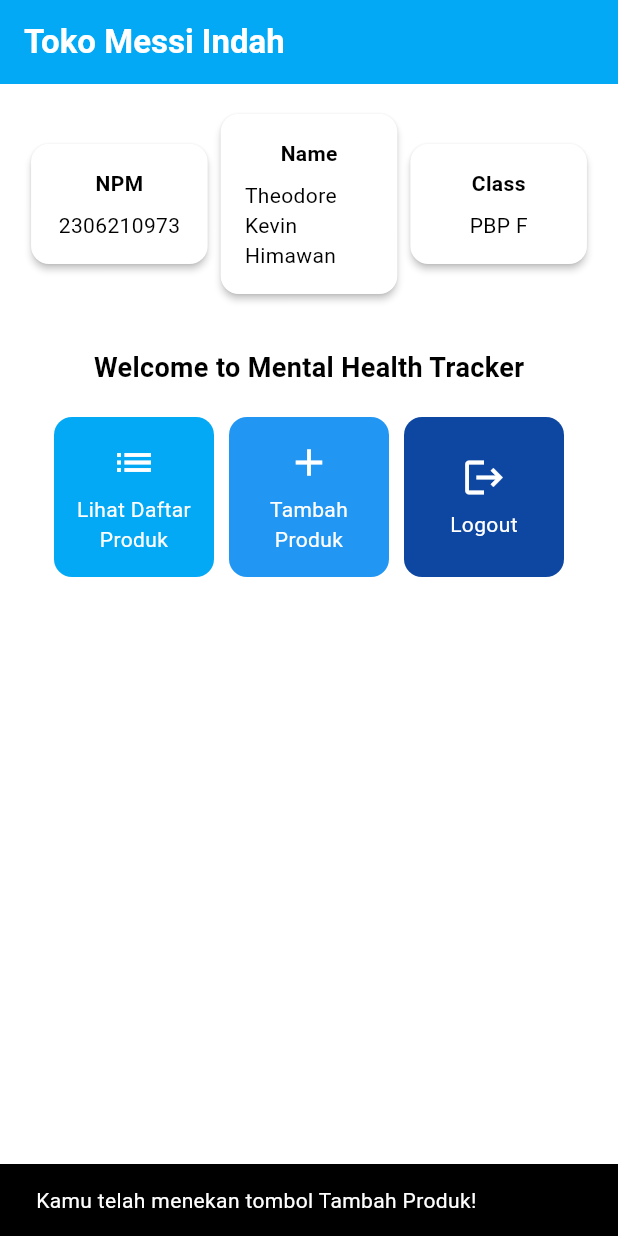
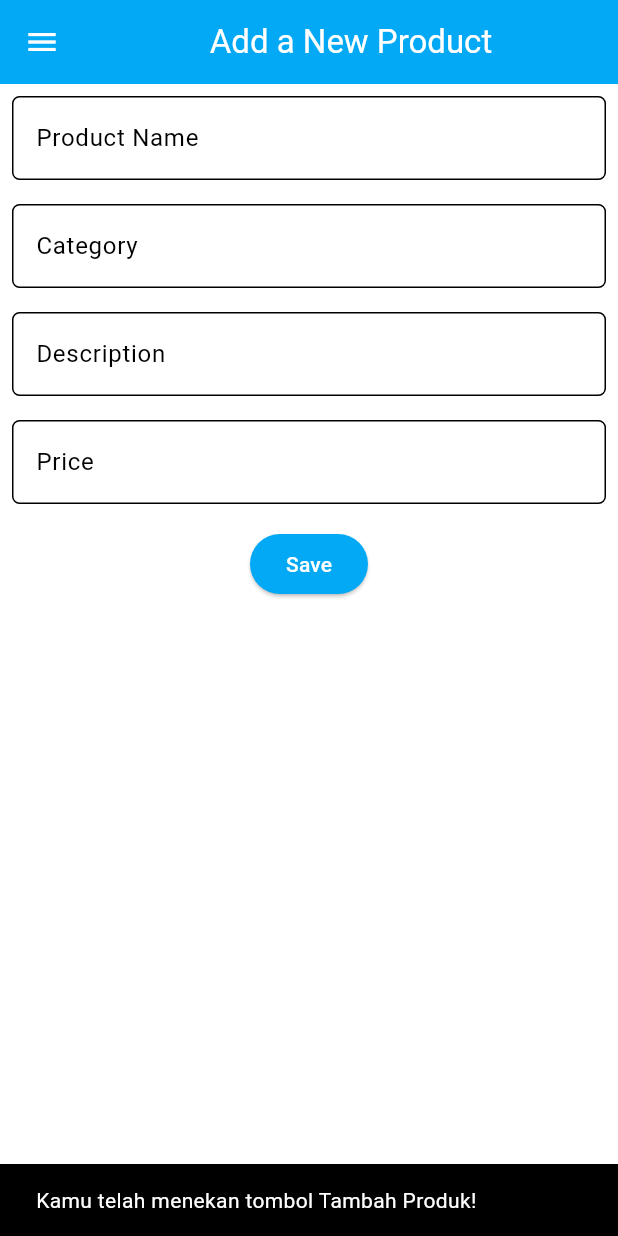
Before and after one commit to TheoKevH/toko-messi-indah-mobile, a Flutter app: the screen it shows after launch, after a tap on "Tambah Produk", on a phone screen of 412 x 824 dp. Run offline on Flutter 3.47's test engine with Material 3 defaults, Android fonts, the phone set to English and light mode, and no system bars.

Commit message:
progress: tugas 8

```diff
--- a/toko_messi_indah/lib/main.dart
+++ b/toko_messi_indah/lib/main.dart
@@ -1,5 +1,5 @@
 import 'package:flutter/material.dart';
-import 'package:toko_messi_indah/menu.dart';
+import 'package:toko_messi_indah/screens/menu.dart';
 
 void main() {
   runApp(const MyApp());
--- a/toko_messi_indah/lib/menu.dart
+++ b/toko_messi_indah/lib/screens/menu.dart
@@ -1,4 +1,6 @@
 import 'package:flutter/material.dart';
+import 'package:toko_messi_indah/widgets/left_drawer.dart';
+import 'package:toko_messi_indah/widgets/product_card.dart';
 
 class MyHomePage extends StatelessWidget {
   final String npm = '2306210973';
@@ -30,6 +32,7 @@
         // Warna latar belakang AppBar diambil dari skema warna tema aplikasi.
         backgroundColor: Theme.of(context).colorScheme.primary,
       ),
+      drawer: const LeftDrawer(),
       // Body halaman dengan padding di sekelilingnya.
       body: Padding(
         padding: const EdgeInsets.all(16.0),
@@ -126,63 +129,3 @@
     );
   }
 }
-
-class ItemHomepage {
-  final String name;
-  final IconData icon;
-  final Color color;
-
-  ItemHomepage(this.name, this.icon, this.color);
-}
-
-class ItemCard extends StatelessWidget {
-  // Menampilkan kartu dengan ikon dan nama.
-
-  final ItemHomepage item;
-
-  const ItemCard(this.item, {super.key});
-
-  @override
-  Widget build(BuildContext context) {
-    return Material(
-      // Menentukan warna latar belakang dari tema aplikasi.
-      color: item.color,
-      // Membuat sudut kartu melengkung.
-      borderRadius: BorderRadius.circular(12),
-
-      child: InkWell(
-        // Aksi ketika kartu ditekan.
-        onTap: () {
-          // Menampilkan pesan SnackBar saat kartu ditekan.
-          ScaffoldMessenger.of(context)
-            ..hideCurrentSnackBar()
-            ..showSnackBar(SnackBar(
-                content: Text("Kamu telah menekan tombol ${item.name}!")));
-        },
-        // Container untuk menyimpan Icon dan Text
-        child: Container(
-          padding: const EdgeInsets.all(8),
-          child: Center(
-            child: Column(
-              // Menyusun ikon dan teks di tengah kartu.
-              mainAxisAlignment: MainAxisAlignment.center,
-              children: [
-                Icon(
-                  item.icon,
-                  color: Colors.white,
-                  size: 30.0,
-                ),
-                const Padding(padding: EdgeInsets.all(3)),
-                Text(
-                  item.name,
-                  textAlign: TextAlign.center,
-                  style: const TextStyle(color: Colors.white),
-                ),
-              ],
-            ),
-          ),
-        ),
-      ),
-    );
-  }
-}
--- /dev/null
+++ b/toko_messi_indah/lib/screens/productentry_form.dart
@@ -0,0 +1,186 @@
+import 'package:flutter/material.dart';
+import 'package:toko_messi_indah/widgets/left_drawer.dart';
+
+class ProductEntryFormPage extends StatefulWidget {
+  const ProductEntryFormPage({super.key});
+
+  @override
+  State<ProductEntryFormPage> createState() => _ProductEntryFormPageState();
+}
+
+class _ProductEntryFormPageState extends State<ProductEntryFormPage> {
+  final _formKey = GlobalKey<FormState>();
+  String _productName = "";
+  String _category = "";
+  String _description = "";
+  int _price = 0;
+
+  @override
+  Widget build(BuildContext context) {
+    return Scaffold(
+      appBar: AppBar(
+        title: const Center(
+          child: Text(
+            'Add a New Product',
+          ),
+        ),
+        backgroundColor: Theme.of(context).colorScheme.primary,
+        foregroundColor: Colors.white,
+      ),
+      drawer: const LeftDrawer(),
+      body: Form(
+        key: _formKey,
+        child: SingleChildScrollView(
+            child: Column(
+          crossAxisAlignment: CrossAxisAlignment.start,
+          children: [
+            Padding(
+              padding: const EdgeInsets.all(8.0),
+              child: TextFormField(
+                decoration: InputDecoration(
+                  hintText: "Product Name",
+                  labelText: "Product Name",
+                  border: OutlineInputBorder(
+                    borderRadius: BorderRadius.circular(5.0),
+                  ),
+                ),
+                onChanged: (String? value) {
+                  setState(() {
+                    _productName = value!;
+                  });
+                },
+                validator: (String? value) {
+                  if (value == null || value.isEmpty) {
+                    return "Product cannot be empty!";
+                  }
+                  return null;
+                },
+              ),
+            ),
+            Padding(
+              padding: const EdgeInsets.all(8.0),
+              child: TextFormField(
+                decoration: InputDecoration(
+                  hintText: "Category",
+                  labelText: "Category",
+                  border: OutlineInputBorder(
+                    borderRadius: BorderRadius.circular(5.0),
+                  ),
+                ),
+                onChanged: (String? value) {
+                  setState(() {
+                    _category = value!;
+                  });
+                },
+                validator: (String? value) {
+                  if (value == null || value.isEmpty) {
+                    return "Category cannot be empty!";
+                  }
+                  return null;
+                },
+              ),
+            ),
+            Padding(
+              padding: const EdgeInsets.all(8.0),
+              child: TextFormField(
+                decoration: InputDecoration(
+                  hintText: "Description",
+                  labelText: "Description",
+                  border: OutlineInputBorder(
+                    borderRadius: BorderRadius.circular(5.0),
+                  ),
+                ),
+                onChanged: (String? value) {
+                  setState(() {
+                    _description = value!;
+                  });
+                },
+                validator: (String? value) {
+                  if (value == null || value.isEmpty) {
+                    return "Description cannot be empty!";
+                  }
+                  return null;
+                },
+              ),
+            ),
+            Padding(
+                padding: const EdgeInsets.all(8.0),
+                child: TextFormField(
+                  decoration: InputDecoration(
+                    hintText: "Price",
+                    labelText: "Price",
+                    border: OutlineInputBorder(
+                      borderRadius: BorderRadius.circular(5.0),
+                    ),
+                  ),
+                  onChanged: (String? value) {
+                    setState(() {
+                      _price = int.tryParse(value!) ?? 0;
+                    });
+                  },
+                  validator: (String? value) {
+                    if (value == null || value.isEmpty) {
+                      return "Price cannot be empty!";
+                    }
+                    int? parsedValue = int.tryParse(value);
+                    if (parsedValue == null || parsedValue <= 0) {
+                      return "Price must be valid!";
+                    }
+                    return null;
+                  },
+                )),
+            Align(
+              alignment: Alignment.bottomCenter,
+              child: Padding(
+                padding: const EdgeInsets.all(8.0),
+                child: ElevatedButton(
+                  style: ButtonStyle(
+                    backgroundColor: WidgetStateProperty.all(
+                        Theme.of(context).colorScheme.primary),
+                  ),
+                  onPressed: () {
+                    if (_formKey.currentState!.validate()) {
+                      showDialog(
+                        context: context,
+                        builder: (context) {
+                          return AlertDialog(
+                            title: const Text('Mood berhasil tersimpan'),
+                            content: SingleChildScrollView(
+                              child: Column(
+                                crossAxisAlignment: CrossAxisAlignment.start,
+                                children: [
+                                  Text('Mood: $_productName'),
+                                  Text('Feelinds: $_category'),
+                                  Text('Mood intensity: $_description'),
+                                  Text('Mood intensity: $_price'),
+                                ],
+                              ),
+                            ),
+                            actions: [
+                              TextButton(
+                                child: const Text('OK'),
+                                onPressed: () {
+                                  Navigator.pop(context);
+                                  _formKey.currentState!.reset();
+                                  Navigator.pop(context);
+                                },
+                              ),
+                            ],
+                          );
+                        },
+                      );
+                    }
+                  },
+                  child: const Text(
+                    "Save",
+                    style: TextStyle(color: Colors.white),
+                  ),
+                ),
+              ),
+            ),
+          ],
+        )),
+      ),
+    );
+  }
+}
--- /dev/null
+++ b/toko_messi_indah/lib/widgets/left_drawer.dart
@@ -0,0 +1,68 @@
+import 'package:flutter/material.dart';
+import 'package:toko_messi_indah/screens/menu.dart';
+import 'package:toko_messi_indah/screens/productentry_form.dart';
+
+class LeftDrawer extends StatelessWidget {
+  const LeftDrawer({super.key});
+
+  @override
+  Widget build(BuildContext context) {
+    return Drawer(
+      child: ListView(
+        children: [
+          DrawerHeader(
+            decoration: BoxDecoration(
+              color: Theme.of(context).colorScheme.primary,
+            ),
+            child: const Column(
+              children: [
+                Text(
+                  'Toko Messi Indah',
+                  textAlign: TextAlign.center,
+                  style: TextStyle(
+                    fontSize: 24,
+                    fontWeight: FontWeight.bold,
+                    color: Colors.white,
+                  ),
+                ),
+                Padding(padding: EdgeInsets.all(8)),
+                Text("The Best Sport Shop on Earth!",
+                    textAlign: TextAlign.center,
+                    style: TextStyle(
+                      fontSize: 15,
+                      color: Colors.white,
+                      fontWeight: FontWeight.normal,
+                    )),
+              ],
+            ),
+          ),
+          ListTile(
+            leading: const Icon(Icons.home_outlined),
+            title: const Text('Halaman Utama'),
+            // Bagian redirection ke MyHomePage
+            onTap: () {
+              Navigator.pushReplacement(
+                  context,
+                  MaterialPageRoute(
+                    builder: (context) => MyHomePage(),
+                  ));
+            },
+          ),
+          ListTile(
+            leading: const Icon(Icons.mood),
+            title: const Text('Tambah Produk'),
+            // Bagian redirection ke MoodEntryFormPage
+            onTap: () {
+              Navigator.push(
+                context,
+                MaterialPageRoute(
+                  builder: (context) => const ProductEntryFormPage(),
+                ),
+              );
+            },
+          ),
+        ],
+      ),
+    );
+  }
+}
--- /dev/null
+++ b/toko_messi_indah/lib/widgets/product_card.dart
@@ -0,0 +1,71 @@
+import 'package:toko_messi_indah/screens/productentry_form.dart';
+import 'package:flutter/material.dart';
+
+class ItemHomepage {
+  final String name;
+  final IconData icon;
+  final Color color;
+
+  ItemHomepage(this.name, this.icon, this.color);
+}
+
+class ItemCard extends StatelessWidget {
+  // Menampilkan kartu dengan ikon dan nama.
+
+  final ItemHomepage item;
+
+  const ItemCard(this.item, {super.key});
+
+  @override
+  Widget build(BuildContext context) {
+    return Material(
+      // Menentukan warna latar belakang dari tema aplikasi.
+      color: Theme.of(context).colorScheme.secondary,
+      // Membuat sudut kartu melengkung.
+      borderRadius: BorderRadius.circular(12),
+
+      child: InkWell(
+        // Aksi ketika kartu ditekan.
+        onTap: () {
+          // Menampilkan pesan SnackBar saat kartu ditekan.
+          ScaffoldMessenger.of(context)
+            ..hideCurrentSnackBar()
+            ..showSnackBar(SnackBar(
+                content: Text("Kamu telah menekan tombol ${item.name}!")));
+
+          if (item.name == "Tambah Produk") {
+            Navigator.push(
+              context,
+              MaterialPageRoute(
+                builder: (context) => const ProductEntryFormPage(),
+              ),
+            );
+          }
+        },
+        // Container untuk menyimpan Icon dan Text
+        child: Container(
+          padding: const EdgeInsets.all(8),
+          child: Center(
+            child: Column(
+              // Menyusun ikon dan teks di tengah kartu.
+              mainAxisAlignment: MainAxisAlignment.center,
+              children: [
+                Icon(
+                  item.icon,
+                  color: Colors.white,
+                  size: 30.0,
+                ),
+                const Padding(padding: EdgeInsets.all(3)),
+                Text(
+                  item.name,
+                  textAlign: TextAlign.center,
+                  style: const TextStyle(color: Colors.white),
+                ),
+              ],
+            ),
+          ),
+        ),
+      ),
+    );
+  }
+}
```
Also changed, not shown: 1 other file.
